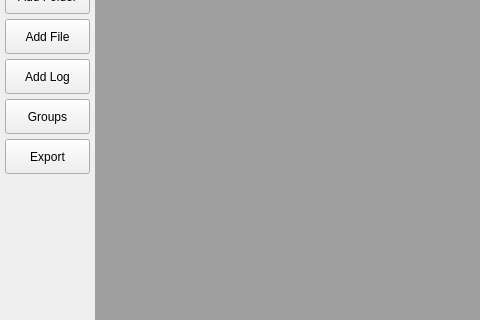
Qt form ui/RbSrMainWindow.ui (AIR-G-UFOP/RbSr-Saturn) before a commit; both pictures show x 0 to 480 and y 96 to 416 of the 1243 by 819 pixel window.
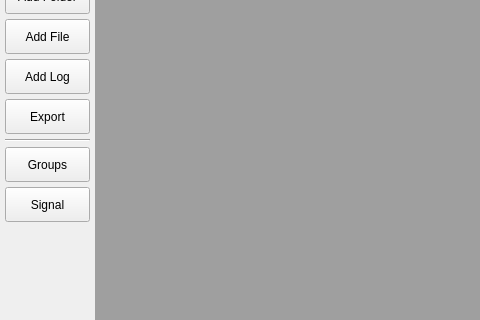
The same form after that commit. Custom widgets are drawn as their Qt base class.

Commit message: Committing after implementing signal selection

Diff of the .ui file:
```diff
--- a/ui/RbSrMainWindow.ui
+++ b/ui/RbSrMainWindow.ui
@@ -214,22 +214,6 @@
             </property>
            </widget>
           </item>
-          <item>
-           <widget class="QPushButton" name="btn_groups">
-            <property name="minimumSize">
-             <size>
-              <width>0</width>
-              <height>35</height>
-             </size>
-            </property>
-            <property name="cursor">
-             <cursorShape>PointingHandCursor</cursorShape>
-            </property>
-            <property name="text">
-             <string>Groups</string>
-            </property>
-           </widget>
-          </item>
           <item>
            <widget class="QPushButton" name="btn_export">
             <property name="minimumSize">
@@ -246,6 +230,45 @@
             </property>
            </widget>
           </item>
+          <item>
+           <widget class="Line" name="line_2">
+            <property name="orientation">
+             <enum>Qt::Horizontal</enum>
+            </property>
+           </widget>
+          </item>
+          <item>
+           <widget class="QPushButton" name="btn_groups">
+            <property name="minimumSize">
+             <size>
+              <width>0</width>
+              <height>35</height>
+             </size>
+            </property>
+            <property name="cursor">
+             <cursorShape>PointingHandCursor</cursorShape>
+            </property>
+            <property name="text">
+             <string>Groups</string>
+            </property>
+           </widget>
+          </item>
+          <item>
+           <widget class="QPushButton" name="btn_signal">
+            <property name="minimumSize">
+             <size>
+              <width>0</width>
+              <height>35</height>
+             </size>
+            </property>
+            <property name="cursor">
+             <cursorShape>PointingHandCursor</cursorShape>
+            </property>
+            <property name="text">
+             <string>Signal</string>
+            </property>
+           </widget>
+          </item>
           <item>
            <spacer name="verticalSpacer">
             <property name="orientation">
```
The commit also changes 7 other files.
